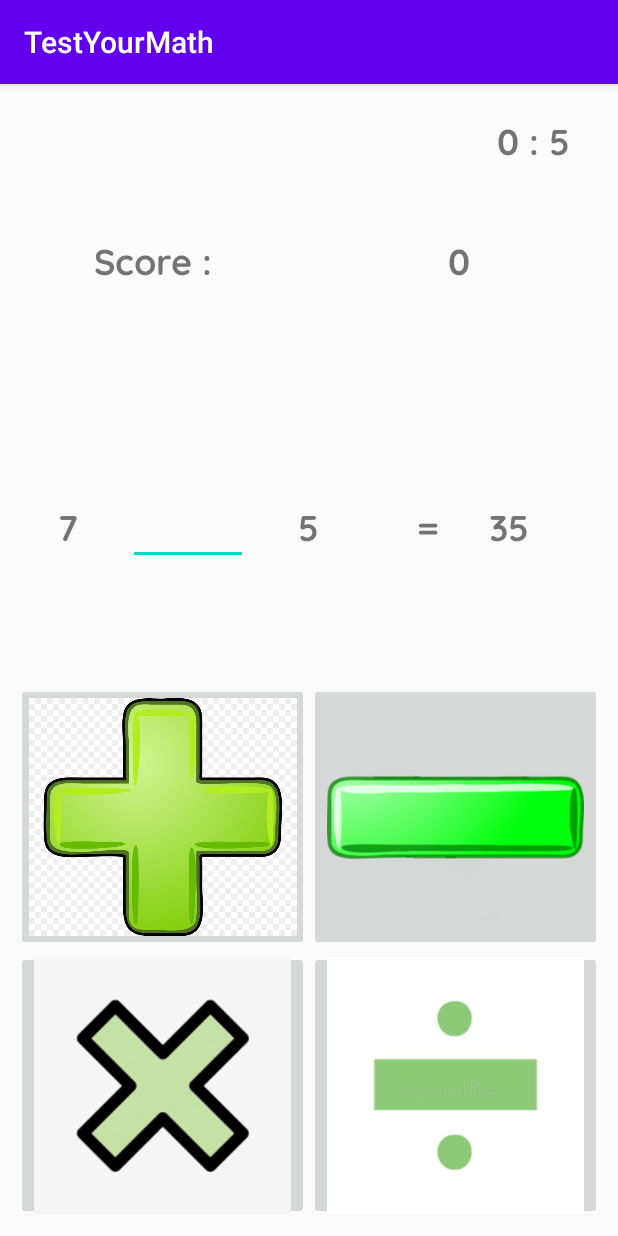
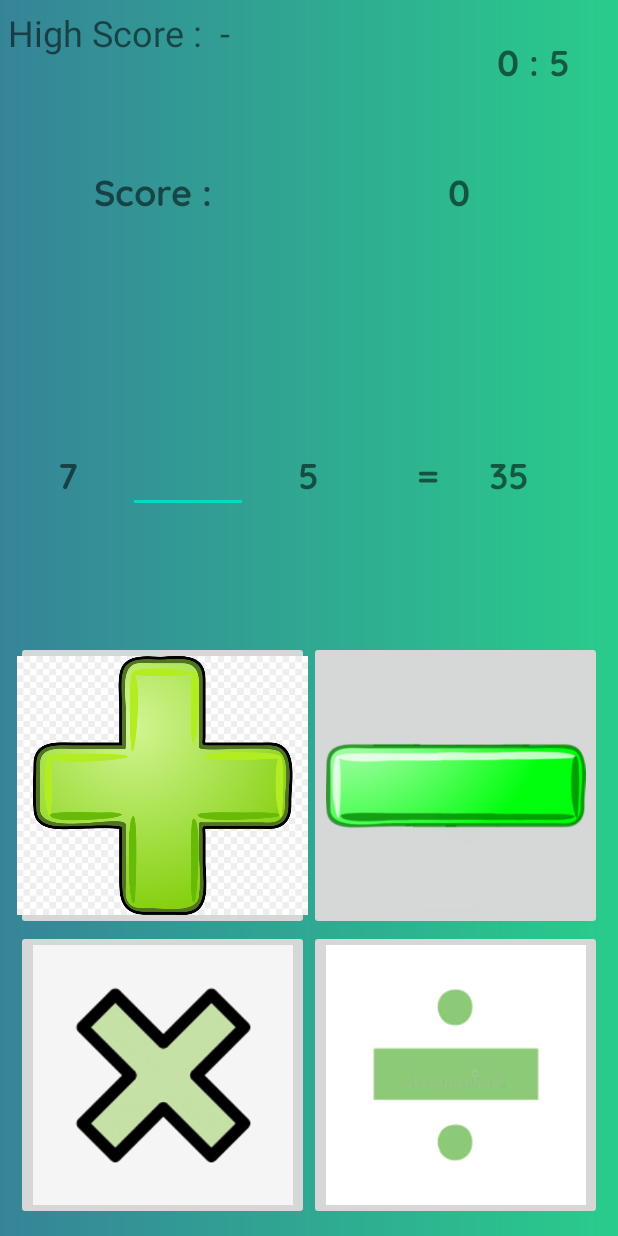
Before and after one commit to prathmesh1199/TestYourMath, an Android app: the screen it shows after launch (Easy), after a tap on "PLAY", on a phone screen of 412 x 824 dp. Run offline under Robolectric (Android 15) with nearby library versions, the phone set to English and light mode, and no system bars; Roboto replaces fonts that are not available here.

Commit message:
HighScore Added.

```diff
--- a/app/src/main/AndroidManifest.xml
+++ b/app/src/main/AndroidManifest.xml
@@ -9,7 +9,8 @@
         android:roundIcon="@mipmap/ic_launcher_round"
         android:supportsRtl="true"
         android:theme="@style/AppTheme">
-        <activity android:name=".Easy"></activity>
+        <activity android:name=".TypesOfGame"></activity>
+        <activity android:name=".Easy" />
         <activity android:name=".MainActivity">
             <intent-filter>
                 <action android:name="android.intent.action.MAIN" />
--- a/app/src/main/java/com/example/testyourmath/Easy.java
+++ b/app/src/main/java/com/example/testyourmath/Easy.java
@@ -9,6 +9,8 @@ import android.os.Bundle;
 import android.os.CountDownTimer;
 import android.util.Log;
 import android.view.View;
+import android.view.Window;
+import android.view.WindowManager;
 import android.widget.EditText;
 import android.widget.Switch;
 import android.widget.TextView;
@@ -19,7 +21,7 @@ import java.util.concurrent.TimeUnit;
 
 public class Easy extends AppCompatActivity {
 
-    TextView tv_num1 , tv_num2  , tv_op , tv_score , tv_time_left;
+    TextView tv_num1 , tv_num2  , tv_op , tv_score , tv_time_left , tv_high_score;
     EditText edt_opr;
 
     private CountDownTimer countDownTimer;
@@ -33,14 +35,21 @@ public class Easy extends AppCompatActivity {
         super.onCreate(savedInstanceState);
         setContentView(R.layout.activity_easy);
 
+        getSupportActionBar().hide();
+
         tv_num1 = findViewById(R.id.tv_easy_num1);
         tv_num2 = findViewById(R.id.tv_easy_num2);
         edt_opr = findViewById(R.id.edt_easy_opr1);
         tv_op = findViewById(R.id.tv_easy_op);
         tv_score = findViewById(R.id.tv_score);
         tv_time_left = findViewById(R.id.tv_time_left);
+        tv_high_score = findViewById(R.id.tv_high_score);
 
         db = new DatabaseHelper(Easy.this);
+        String high_score = "High Score : ";
+        high_score += db.getData();
+
+        tv_high_score.setText(high_score);
 
         countDownTimer = new CountDownTimer(6000 , 1000) {
             @Override
--- a/app/src/main/java/com/example/testyourmath/MainActivity.java
+++ b/app/src/main/java/com/example/testyourmath/MainActivity.java
@@ -6,6 +6,8 @@ import android.content.Intent;
 import android.os.Bundle;
 import android.util.Log;
 import android.view.View;
+import android.view.Window;
+import android.view.WindowManager;
 import android.widget.Button;
 import android.widget.TextView;
 
@@ -20,7 +22,7 @@ public class MainActivity extends AppCompatActivity {
         super.onCreate(savedInstanceState);
         setContentView(R.layout.activity_main);
 
-
+        getSupportActionBar().hide();
         db = new DatabaseHelper(MainActivity.this);
 
         String curr = db.getData();
--- a/app/src/main/res/drawable/background.xml
+++ b/app/src/main/res/drawable/background.xml
@@ -1,7 +1,7 @@
 <?xml version="1.0" encoding="utf-8"?>
 <shape xmlns:android="http://schemas.android.com/apk/res/android">
     <gradient
-        android:startColor="@color/colorAccent"
-        android:endColor="@color/design_default_color_primary_variant"
+        android:startColor="#368498"
+        android:endColor="#29CC8B"
         ></gradient>
 </shape>
--- a/app/src/main/res/layout/activity_easy.xml
+++ b/app/src/main/res/layout/activity_easy.xml
@@ -7,6 +7,7 @@
     android:padding="5dp"
     android:weightSum="10"
     android:orientation="vertical"
+    android:background="@drawable/background"
 
     tools:context=".Easy">
 
@@ -36,10 +37,25 @@
                 android:orientation="horizontal"
                 >
 
+                <LinearLayout
+                    android:layout_width="match_parent"
+                    android:layout_height="match_parent"
+                    android:weightSum="10"
+                    android:orientation="horizontal"
+                    >
+
+                    <TextView
+                        android:layout_width="0dp"
+                        android:layout_height="match_parent"
+                        android:layout_weight="7"
+                        android:id="@+id/tv_high_score"
+                        android:textSize="24sp"
+                        ></TextView>
 
                     <TextView
                         android:id="@+id/tv_time_left"
-                    android:layout_width="match_parent"
+                        android:layout_width="0dp"
+                        android:layout_weight="3"
                         android:layout_height="wrap_content"
                         android:layout_marginRight="20dp"
                         android:layout_gravity="center_vertical"
@@ -49,6 +65,10 @@
                         android:text="1:00"
 
                         ></TextView>
+
+
+                </LinearLayout>
+
 
             </LinearLayout>
 
```
Also changed, not shown: app/src/main/res/layout/activity_main.xml (+10 -0 lines). Lines whose indentation alone changed are shown as unchanged.
